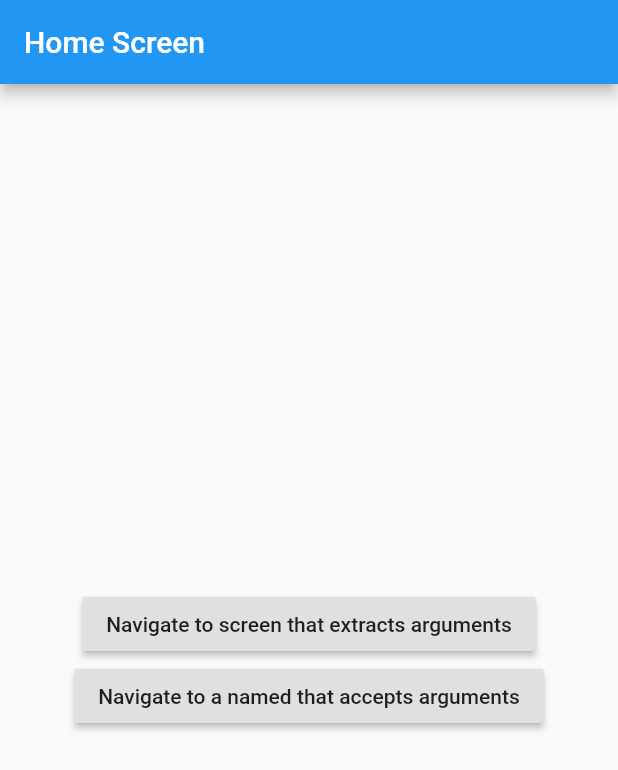
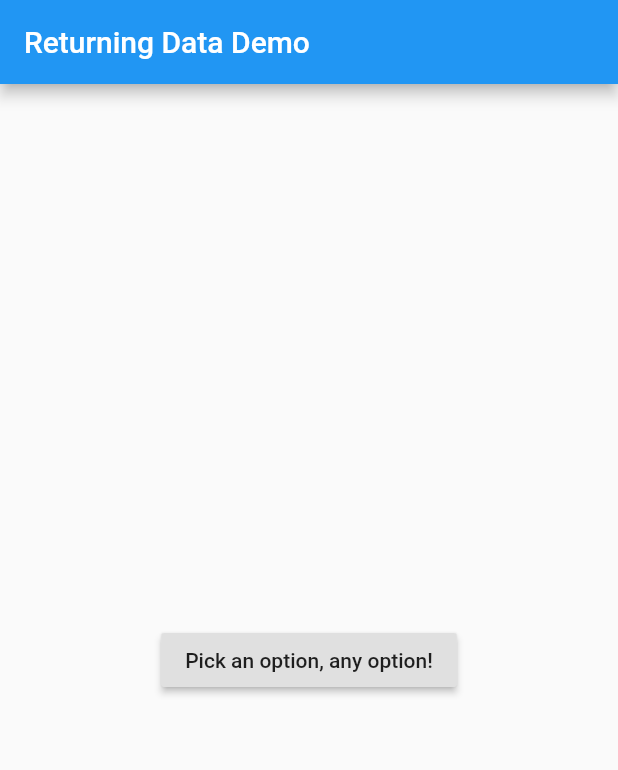
Before and after one commit to vaughan189/flutter-learning, a Flutter app: the screen it shows after launch, on a phone screen of 412 x 824 dp. Shown: the top 770 px of the screen. Run offline on Flutter 3.47's test engine with Material 2 defaults, Android fonts, the light colour scheme and no system bars.

Commit message:
Return data from a screen

```diff
--- a/navigation_and_routing/lib/main.dart
+++ b/navigation_and_routing/lib/main.dart
@@ -5,40 +5,7 @@ void main() => runApp(MyApp());
 class MyApp extends StatelessWidget {
   @override
   Widget build(BuildContext context) {
-    return MaterialApp(
-        // Provide a function to handle named routes. Use this function to
-        // identify the named route being pushed, and create the correct
-        // Screen.
-        onGenerateRoute: (settings) {
-          // If you push the PassArguments route
-          if (settings.name == PassArgumentsScreen.routeName) {
-            // Cast the arguments to the correct type: ScreenArguments.
-            final ScreenArguments args = settings.arguments;
-
-            // Then, extract the required data from the arguments and
-            // pass the data to the correct screen.
-            return MaterialPageRoute(
-              builder: (context) {
-                return PassArgumentsScreen(
-                  title: args.title,
-                  message: args.message,
-                );
-              },
-            );
-          }
-          // The code only supports PassArgumentsScreen.routeName right now.
-          // Other values need to be implemented if we add them. The assertion
-          // here will help remind us of that higher up in the call stack, since
-          // this assertion would otherwise fire somewhere in the framework.
-          assert(false, 'Need to implement ${settings.name}');
-          return null;
-        },
-        title: 'Navigation with Arguments',
-        home: HomeScreen(),
-        routes: {
-          ExtractArgumentsScreen.routeName: (context) =>
-              ExtractArgumentsScreen(),
-        });
+    return MaterialApp(title: 'Navigation with Arguments', home: HomeScreen());
   }
 }
 
@@ -47,46 +14,71 @@ class HomeScreen extends StatelessWidget {
   Widget build(BuildContext context) {
     return Scaffold(
       appBar: AppBar(
-        title: Text('Home Screen'),
+        title: Text('Returning Data Demo'),
+      ),
+      // Create the SelectionButton widget in the next step.
+      body: Center(child: SelectionButton()),
+    );
+  }
+}
+
+class SelectionButton extends StatelessWidget {
+  @override
+  Widget build(BuildContext context) {
+    return RaisedButton(
+      onPressed: () {
+        _navigateAndDisplaySelection(context);
+      },
+      child: Text('Pick an option, any option!'),
+    );
+  }
+
+  // A method that launches the SelectionScreen and awaits the
+  // result from Navigator.pop.
+  _navigateAndDisplaySelection(BuildContext context) async {
+    final result = await Navigator.push(
+      context,
+      MaterialPageRoute(builder: (context) => SelectionScreen()),
+    );
+
+    // After the Selection Screen returns a result, hide any previous snackbars
+    // and show the new result.
+    Scaffold.of(context)
+      ..removeCurrentSnackBar()
+      ..showSnackBar(SnackBar(content: Text("$result")));
+  }
+}
+
+class SelectionScreen extends StatelessWidget {
+  @override
+  Widget build(BuildContext context) {
+    return Scaffold(
+      appBar: AppBar(
+        title: Text('Pick an option'),
       ),
       body: Center(
         child: Column(
           mainAxisAlignment: MainAxisAlignment.center,
           children: <Widget>[
-            // A button that navigates to a named route that. The named route
-            // extracts the arguments by itself.
-            RaisedButton(
-              child: Text("Navigate to screen that extracts arguments"),
-              onPressed: () {
-                // When the user taps the button, navigate to a named route
-                // and provide the arguments as an optional parameter.
-                Navigator.pushNamed(
-                  context,
-                  ExtractArgumentsScreen.routeName,
-                  arguments: ScreenArguments(
-                    'Extract Arguments Screen',
-                    'This message is extracted in the build method.',
-                  ),
-                );
-              },
+            Padding(
+              padding: const EdgeInsets.all(8.0),
+              child: RaisedButton(
+                onPressed: () {
+                  // The Yep button returns "Yep!" as the result.
+                  Navigator.pop(context, 'Yep!');
+                },
+                child: Text('Yep!'),
+              ),
             ),
-            // A button that navigates to a named route. For this route, extract
-            // the arguments in the onGenerateRoute function and pass them
-            // to the screen.
-            RaisedButton(
-              child: Text("Navigate to a named that accepts arguments"),
-              onPressed: () {
-                // When the user taps the button, navigate to a named route
-                // and provide the arguments as an optional parameter.
-                Navigator.pushNamed(
-                  context,
-                  PassArgumentsScreen.routeName,
-                  arguments: ScreenArguments(
-                    'Accept Arguments Screen',
-                    'This message is extracted in the onGenerateRoute function.',
-                  ),
-                );
-              },
+            Padding(
+              padding: const EdgeInsets.all(8.0),
+              child: RaisedButton(
+                onPressed: () {
+                  // The Nope button returns "Nope!" as the result.
+                  Navigator.pop(context, 'Nope!');
+                },
+                child: Text('Nope!'),
+              ),
             ),
           ],
         ),
@@ -94,64 +86,3 @@ class HomeScreen extends StatelessWidget {
     );
   }
 }
-
-// A Widget that extracts the necessary arguments from the ModalRoute.
-class ExtractArgumentsScreen extends StatelessWidget {
-  static const routeName = '/extractArguments';
-
-  @override
-  Widget build(BuildContext context) {
-    // Extract the arguments from the current ModalRoute settings and cast
-    // them as ScreenArguments.
-    final ScreenArguments args = ModalRoute.of(context).settings.arguments;
-
-    return Scaffold(
-      appBar: AppBar(
-        title: Text(args.title),
-      ),
-      body: Center(
-        child: Text(args.message),
-      ),
-    );
-  }
-}
-
-// A Widget that accepts the necessary arguments via the constructor.
-class PassArgumentsScreen extends StatelessWidget {
-  static const routeName = '/passArguments';
-
-  final String title;
-  final String message;
-
-  // This Widget accepts the arguments as constructor parameters. It does not
-  // extract the arguments from the ModalRoute.
-  //
-  // The arguments are extracted by the onGenerateRoute function provided to the
-  // MaterialApp widget.
-  const PassArgumentsScreen({
-    Key key,
-    @required this.title,
-    @required this.message,
-  }) : super(key: key);
-
-  @override
-  Widget build(BuildContext context) {
-    return Scaffold(
-      appBar: AppBar(
-        title: Text(title),
-      ),
-      body: Center(
-        child: Text(message),
-      ),
-    );
-  }
-}
-
-// You can pass any object to the arguments parameter. In this example,
-// create a class that contains both a customizable title and message.
-class ScreenArguments {
-  final String title;
-  final String message;
-
-  ScreenArguments(this.title, this.message);
-}
```
